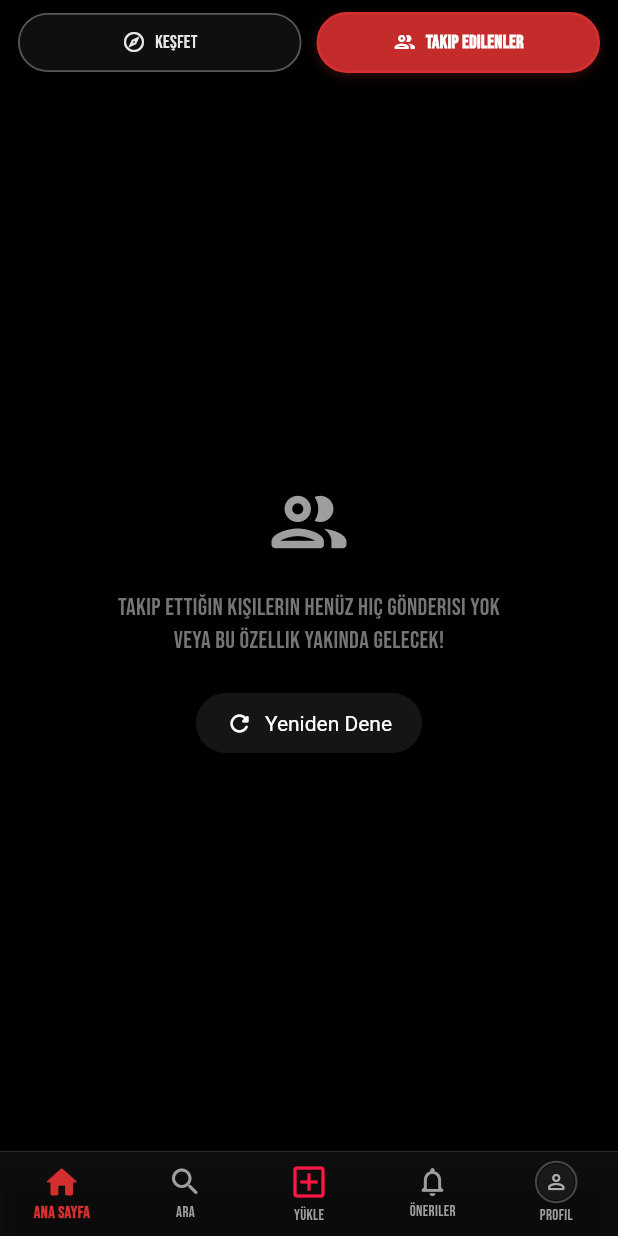
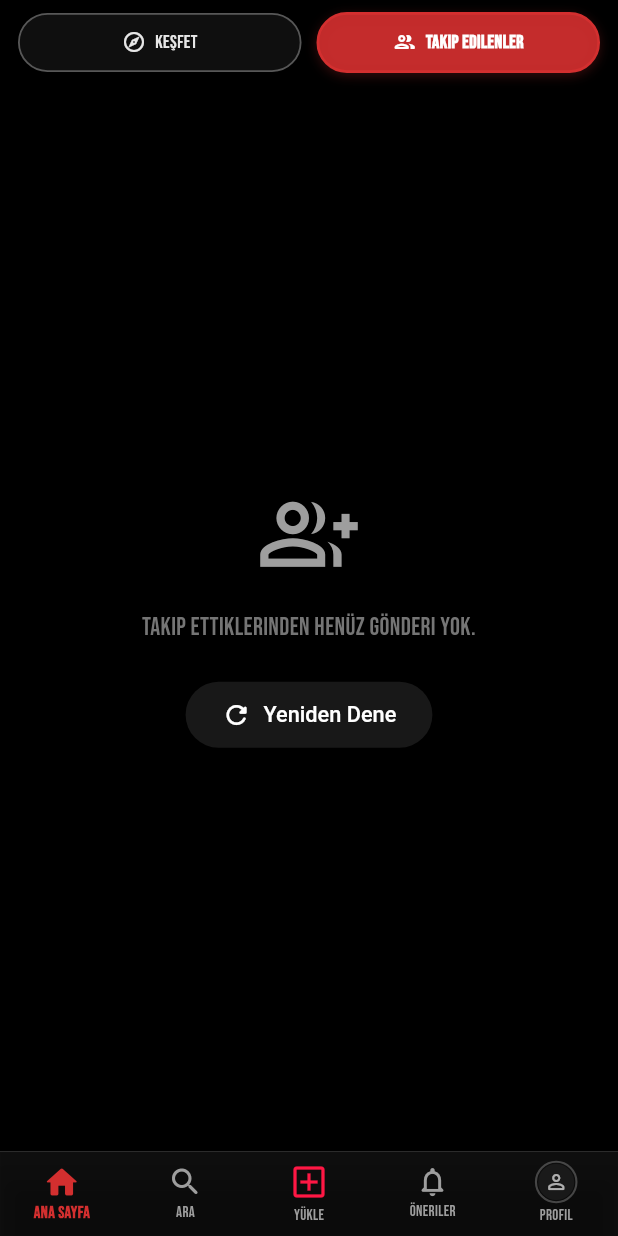
Before and after one commit to EmirSamur/Pathbook, a Flutter app: the screen it shows once a user with an empty profile is signed in, after a tap on "Takip Edilenler", on a phone screen of 412 x 824 dp. Run offline on Flutter 3.47's test engine with Material 3 defaults, Android fonts, the phone set to English and light mode, and no system bars; our stand-ins replace cloud_firestore, dotted_border, equatable, firebase_auth, firebase_core, google_sign_in and 3 more; missing offline and left inert: cloudinary_public; accounts and stored records are empty; project files that could hold a hidden picture were left out.

Commit message:
ana sayfada gönderilere animasyon eklendi.firestoreservisi.dart dosyası içerisinnde yeni metot oluştruldu akis dosyası bu metoda göre değiştirildi.

```diff
--- a/lib/sayfalar/akis.dart
+++ b/lib/sayfalar/akis.dart
@@ -1,5 +1,6 @@
 // lib/sayfalar/akis.dart
-
+import 'dart:async';
+import 'dart:math' as math; // Animasyon için
 import 'package:flutter/material.dart';
 import 'package:provider/provider.dart';
 import 'package:pathbooks/modeller/gonderi.dart';
@@ -7,13 +8,13 @@ import 'package:pathbooks/modeller/kullanici.dart';
 import 'package:pathbooks/servisler/firestoreseervisi.dart';
 import 'package:pathbooks/servisler/yetkilendirmeservisi.dart';
 import 'package:cloud_firestore/cloud_firestore.dart';
-import 'package:pathbooks/widgets/gonderi_karti.dart'; // ContentCard'ı import ediyoruz
+import 'package:pathbooks/widgets/gonderi_karti.dart';
 import 'package:pathbooks/sayfalar/yorumlar_sayfasi.dart';
 import 'package:pathbooks/sayfalar/gonderi_detay_sayfasi.dart';
-import 'package:pathbooks/sayfalar/profil.dart'; // Profil sayfasına yönlendirme için
+import 'package:pathbooks/sayfalar/profil.dart';
 
 class Akis extends StatefulWidget {
-  final int selectedFilter; // 0: Keşfet (Tüm gönderiler), 1: Takip Edilenler
+  final int selectedFilter; // 0: Keşfet, 1: Takip Edilenler
   const Akis({Key? key, required this.selectedFilter}) : super(key: key);
 
   @override
@@ -26,141 +27,56 @@ class _AkisState extends State<Akis> {
 
   List<Gonderi> _gonderiler = [];
   bool _isLoadingFirstTime = true;
-  bool _isLoadingMore = false;
-  bool _hasMore = true;
-  DocumentSnapshot? _sonGorunenGonderi;
-  final int _limit = 3; // Bir seferde yüklenecek gönderi sayısı
+  bool _isLoadingMore = false; // Sadece Keşfet filtresi için
+  bool _hasMore = true;         // Sadece Keşfet filtresi için
+  DocumentSnapshot? _sonGorunenGonderi; // Sadece Keşfet filtresi için
+  final int _limitPerLoad = 4; // Bir seferde yüklenecek gönderi sayısı (Keşfet için)
+  final int _takipEdilenlerLimit = 30; // Takip edilenlerden çekilecek maksimum gönderi
 
   late PageController _pageController;
-  int _mevcutSayfaIndex = 0;
+  double _currentPageValue = 0.0;
+
+  // Animasyon sabitleri
+  static const double _viewportFractionValue = 0.9;
+  static const double _cardHorizontalPadding = 4.0;
+  static const double _maxScaleFactor = 1.0;
+  static const double _minScaleFactor = 0.9;
 
   @override
   void initState() {
     super.initState();
     _firestoreServisi = Provider.of<FirestoreServisi>(context, listen: false);
     _aktifKullaniciId = Provider.of<YetkilendirmeServisi>(context, listen: false).aktifKullaniciId;
-    // viewportFraction, kartların yan yana biraz görünmesini sağlar
-    _pageController = PageController(viewportFraction: 0.94);
 
-    print("Akis initState - Aktif Kullanıcı ID: $_aktifKullaniciId, Seçilen Filtre: ${widget.selectedFilter}");
-    _gonderileriYukle(ilkYukleme: true);
+    _pageController = PageController(
+      viewportFraction: _viewportFractionValue,
+      initialPage: 0,
+    );
 
     _pageController.addListener(() {
-      if (!_pageController.hasClients || _pageController.page == null || _gonderiler.isEmpty) return;
-      int sonrakiSayfa = _pageController.page!.round();
-      if (_mevcutSayfaIndex != sonrakiSayfa) {
-        setState(() {
-          _mevcutSayfaIndex = sonrakiSayfa;
-        });
-        // Son elemana 1 kala daha fazla yükle (daha akıcı bir deneyim için)
-        if (sonrakiSayfa >= _gonderiler.length - 1 && !_isLoadingMore && _hasMore) {
-          _gonderileriYukle(dahaFazlaGetir: true);
+      if (mounted && _pageController.page != null) {
+        setState(() => _currentPageValue = _pageController.page!);
+      }
+      // Sadece "Keşfet" modunda ve daha fazla gönderi varsa sayfalama yap
+      if (widget.selectedFilter == 0 &&
+          _pageController.hasClients &&
+          _pageController.page != null &&
+          _gonderiler.isNotEmpty) {
+        int nextPage = _pageController.page!.round();
+        if (nextPage >= _gonderiler.length - 2 && !_isLoadingMore && _hasMore && !_isLoadingFirstTime) {
+          _loadPosts(loadMore: true);
         }
       }
     });
+    _loadPosts(initialLoad: true);
   }
 
-  // widget.selectedFilter değiştiğinde gönderileri yeniden yükle
   @override
   void didUpdateWidget(covariant Akis oldWidget) {
     super.didUpdateWidget(oldWidget);
     if (widget.selectedFilter != oldWidget.selectedFilter) {
-      print("Akis didUpdateWidget - Filtre değişti: ${widget.selectedFilter}");
-      _gonderileriYukle(ilkYukleme: true);
+      _loadPosts(initialLoad: true); // Filtre değiştiğinde gönderileri yeniden yükle
     }
-  }
-
-  Future<void> _gonderileriYukle({bool ilkYukleme = false, bool dahaFazlaGetir = false}) async {
-    if (dahaFazlaGetir && (_isLoadingMore || !_hasMore)) return;
-    if (!mounted) return;
-
-    setState(() {
-      if (ilkYukleme) {
-        _isLoadingFirstTime = true;
-        _gonderiler.clear(); // İlk yüklemede veya filtre değiştiğinde listeyi temizle
-        _sonGorunenGonderi = null;
-        _hasMore = true;
-        _mevcutSayfaIndex = 0; // Sayfa indexini de sıfırla
-        if (_pageController.hasClients && _pageController.page != 0) {
-          // Animate etmeden direkt başa al, kullanıcı filtre değiştirdiğini bilsin.
-          _pageController.jumpToPage(0);
-        }
-      }
-      if (dahaFazlaGetir) _isLoadingMore = true;
-    });
-
-    try {
-      Stream<QuerySnapshot<Map<String, dynamic>>> gonderiStream;
-
-      if (widget.selectedFilter == 1 && _aktifKullaniciId != null) {
-        // TODO: FirestoreServisi'nde "takipEdilenKullanicilarinGonderileriniGetir" metodu oluşturulmalı.
-        // Bu metot, aktif kullanıcının takip ettiği kişilerin ID'lerini alıp
-        // bu ID'lere ait gönderileri çekmeli.
-        // Şimdilik, bu özellik hazır olana kadar tüm gönderileri göstermeye devam edelim
-        // veya boş bir liste gösterelim/kullanıcıya bilgi verelim.
-        print("Akis: 'Takip Edilenler' filtresi seçildi. Bu özellik henüz implemente edilmedi, tüm gönderiler gösteriliyor.");
-        gonderiStream = _firestoreServisi.tumGonderileriGetir(
-          sonGorunenGonderi: dahaFazlaGetir ? _sonGorunenGonderi : null,
-          limit: _limit,
-        );
-        // Örnek (eğer metot olsaydı):
-        // gonderiStream = _firestoreServisi.takipEdilenKullanicilarinGonderileriniGetir(
-        //   aktifKullaniciId: _aktifKullaniciId!,
-        //   sonGorunenGonderi: dahaFazlaGetir ? _sonGorunenGonderi : null,
-        //   limit: _limit,
-        // );
-      } else {
-        // Keşfet (selectedFilter == 0) veya kullanıcı giriş yapmamışsa tüm gönderileri getir
-        gonderiStream = _firestoreServisi.tumGonderileriGetir(
-          sonGorunenGonderi: dahaFazlaGetir ? _sonGorunenGonderi : null,
-          limit: _limit,
-        );
-      }
-
-      QuerySnapshot<Map<String, dynamic>> querySnapshot = await gonderiStream.first;
-
-      if (querySnapshot.docs.isEmpty) {
-        if (mounted) setState(() => _hasMore = false);
-      } else {
-        List<Gonderi> yeniGonderiler = [];
-        for (var doc in querySnapshot.docs) {
-          Kullanici? yayinlayanKullanici;
-          final String? kullaniciId = doc.data()['kullaniciId'] as String?;
-          if (kullaniciId != null && kullaniciId.isNotEmpty) {
-            yayinlayanKullanici = await _firestoreServisi.kullaniciGetir(kullaniciId);
-          }
-          yeniGonderiler.add(Gonderi.dokumandanUret(doc, yayinlayan: yayinlayanKullanici));
-        }
-        if (mounted) {
-          setState(() {
-            // ilkYukleme true ise _gonderiler zaten temizlenmişti.
-            _gonderiler.addAll(yeniGonderiler);
-            if (querySnapshot.docs.isNotEmpty) {
-              _sonGorunenGonderi = querySnapshot.docs.last;
-            }
-            _hasMore = yeniGonderiler.length == _limit;
-          });
-        }
-      }
-    } catch (e, s) {
-      print("AkisSayfasi - Gönderi yükleme hatası: $e \n$s");
-      if(mounted){
-        ScaffoldMessenger.of(context).showSnackBar(
-            SnackBar(content: Text("Gönderiler yüklenirken bir sorun oluştu."))
-        );
-      }
-    } finally {
-      if (mounted) {
-        setState(() {
-          if (ilkYukleme) _isLoadingFirstTime = false;
-          if (dahaFazlaGetir) _isLoadingMore = false;
-        });
-      }
-    }
-  }
-
-  Future<void> _sayfayiYenile() async {
-    await _gonderileriYukle(ilkYukleme: true);
   }
 
   @override
@@ -169,35 +85,118 @@ class _AkisState extends State<Akis> {
     super.dispose();
   }
 
-  @override
-  Widget build(BuildContext context) {
-    final theme = Theme.of(context);
+  Future<void> _loadPosts({bool initialLoad = false, bool loadMore = false}) async {
+    if (loadMore && (_isLoadingMore || !_hasMore) && widget.selectedFilter == 0) return;
+    if (!mounted) return;
 
-    if (_isLoadingFirstTime && _gonderiler.isEmpty) {
-      return Center(child: CircularProgressIndicator(color: theme.primaryColor.withOpacity(0.8)));
+    setState(() {
+      if (initialLoad) {
+        _isLoadingFirstTime = true;
+        _gonderiler.clear();
+        _sonGorunenGonderi = null;
+        _hasMore = true; // Yeni yüklemede daha fazla olabileceğini varsay
+        _currentPageValue = 0.0;
+        if (_pageController.hasClients && _pageController.page != 0) {
+          _pageController.jumpToPage(0);
         }
-    if (_gonderiler.isEmpty && !_isLoadingFirstTime) {
-      String mesaj = "Keşfedilecek yeni gönderi yok.\nİlk paylaşımı sen yapabilirsin!";
+      }
+      if (loadMore && widget.selectedFilter == 0) _isLoadingMore = true;
+    });
+
+    try {
+      List<Gonderi> fetchedPosts = [];
+      if (widget.selectedFilter == 1) { // Takip Edilenler
+        if (_aktifKullaniciId != null && _aktifKullaniciId!.isNotEmpty) {
+          fetchedPosts = await _firestoreServisi.takipEdilenlerinGonderileriniGetir(
+            aktifKullaniciId: _aktifKullaniciId!,
+            limit: _takipEdilenlerLimit,
+          );
+          if (fetchedPosts.isNotEmpty) {
+            fetchedPosts.shuffle(); // Listeyi karıştır
+          }
+        } else {
+          print("Akis: Takip edilenler için aktif kullanıcı ID'si bulunamadı.");
+        }
+        // Takip edilenler için 'daha fazla yükle' mantığı yok, hepsi bir kerede çekiliyor (limitli)
+        if (mounted) setState(() => _hasMore = false);
+      } else { // Keşfet (Tüm Gönderiler)
+        Stream<QuerySnapshot<Map<String, dynamic>>> postStream =
+        _firestoreServisi.tumGonderileriGetir(
+          sonGorunenGonderi: loadMore ? _sonGorunenGonderi : null,
+          limit: _limitPerLoad,
+        );
+        QuerySnapshot<Map<String, dynamic>> querySnapshot = await postStream.first;
+
+        if (querySnapshot.docs.isEmpty) {
+          if (mounted) setState(() => _hasMore = false);
+        } else {
+          for (var doc in querySnapshot.docs) {
+            Kullanici? yayinlayanKullanici;
+            final String? kullaniciId = doc.data()['kullaniciId'] as String?;
+            if (kullaniciId != null && kullaniciId.isNotEmpty) {
+              yayinlayanKullanici = await _firestoreServisi.kullaniciGetir(kullaniciId);
+            }
+            fetchedPosts.add(Gonderi.dokumandanUret(doc, yayinlayan: yayinlayanKullanici));
+          }
+          if (mounted) {
+            if (querySnapshot.docs.isNotEmpty) {
+              _sonGorunenGonderi = querySnapshot.docs.last;
+            }
+            _hasMore = fetchedPosts.length == _limitPerLoad;
+          }
+        }
+      }
+
+      if (mounted) {
+        setState(() {
+          // initialLoad ise _gonderiler zaten temizlenmişti, değilse ekle.
+          _gonderiler.addAll(fetchedPosts);
+        });
+      }
+    } catch (e, s) {
+      print("AkisSayfasi - HATA (_loadPosts): $e \n$s");
+      if (mounted) ScaffoldMessenger.of(context).showSnackBar(SnackBar(content: Text("Gönderiler yüklenemedi.")));
+    } finally {
+      if (mounted) {
+        setState(() {
+          if (initialLoad) _isLoadingFirstTime = false;
+          if (loadMore) _isLoadingMore = false;
+        });
+      }
+    }
+  }
+
+  Future<void> _refreshPosts() async {
+    await _loadPosts(initialLoad: true);
+  }
+
+  Widget _buildEmptyState(ThemeData theme) {
+    String message = "Keşfedilecek yeni gönderi yok.\nİlk paylaşımı sen yapabilirsin!";
+    IconData icon = Icons.explore_off_outlined;
     if (widget.selectedFilter == 1) {
-        mesaj = "Takip ettiğin kişilerin henüz hiç gönderisi yok\nveya bu özellik yakında gelecek!";
+      message = "Takip ettiklerinden henüz gönderi yok.";
+      if (_aktifKullaniciId == null) {
+        message = "Takip ettiklerini görmek için giriş yapmalısın.";
+      }
+      icon = Icons.group_add_outlined; // Daha uygun bir ikon
     }
     return Center(
       child: Padding(
-          padding: const EdgeInsets.all(20.0),
+        padding: const EdgeInsets.all(25.0),
         child: Column(mainAxisAlignment: MainAxisAlignment.center, children: [
-            Icon(widget.selectedFilter == 1 ? Icons.people_outline_rounded : Icons.travel_explore_rounded, size: 60, color: Colors.grey[500]),
-            SizedBox(height: 16),
-            Text(mesaj, textAlign: TextAlign.center, style: TextStyle(fontSize: 16, color: Colors.grey[600], height: 1.4)),
-            SizedBox(height: 20),
+          Icon(icon, size: 65, color: Colors.grey[500]),
+          SizedBox(height: 18),
+          Text(message, textAlign: TextAlign.center, style: TextStyle(fontSize: 16.5, color: Colors.grey[600], height: 1.45)),
+          SizedBox(height: 22),
           ElevatedButton.icon(
-              icon: Icon(Icons.refresh_rounded, size: 18),
+            icon: Icon(Icons.refresh_rounded, size: 20),
             label: Text("Yeniden Dene"),
-              onPressed: _sayfayiYenile,
+            onPressed: _refreshPosts,
             style: ElevatedButton.styleFrom(
-                  backgroundColor: theme.primaryColor.withOpacity(0.7),
+                backgroundColor: theme.primaryColor.withOpacity(0.8),
                 foregroundColor: Colors.white,
-                  padding: EdgeInsets.symmetric(horizontal: 20, vertical: 10),
-                  textStyle: TextStyle(fontSize: 14)
+                padding: EdgeInsets.symmetric(horizontal: 24, vertical: 12),
+                textStyle: TextStyle(fontSize: 14.5, fontWeight: FontWeight.w500)
             ),
           ),
         ]),
@@ -205,26 +204,58 @@ class _AkisState extends State<Akis> {
     );
   }
 
+  @override
+  Widget build(BuildContext context) {
+    final ThemeData theme = Theme.of(context);
+
+    if (_isLoadingFirstTime && _gonderiler.isEmpty) {
+      return Center(child: CircularProgressIndicator(color: theme.primaryColor.withOpacity(0.9), strokeWidth: 3.0));
+    }
+    if (_gonderiler.isEmpty && !_isLoadingFirstTime) {
+      return _buildEmptyState(theme);
+    }
+
     return RefreshIndicator(
-      onRefresh: _sayfayiYenile,
+      onRefresh: _refreshPosts,
       color: theme.primaryColor,
-      backgroundColor: theme.scaffoldBackgroundColor, // Tema ile uyumlu
+      backgroundColor: theme.scaffoldBackgroundColor,
       child: PageView.builder(
         controller: _pageController,
         scrollDirection: Axis.horizontal,
-        itemCount: _gonderiler.length + (_hasMore && !_isLoadingMore && _gonderiler.isNotEmpty ? 1 : 0), // Sadece gönderi varsa ve daha fazla varsa yükleme göstergesi
+        itemCount: _gonderiler.length +
+            (widget.selectedFilter == 0 && _hasMore && !_isLoadingMore && _gonderiler.isNotEmpty ? 1 : 0),
         itemBuilder: (context, index) {
-          if (index == _gonderiler.length) {
-            // Bu blok sadece daha fazla gönderi varsa ve yüklenmiyorsa çalışır.
-            return Center(child: Padding(padding: const EdgeInsets.all(20.0), child: CircularProgressIndicator(strokeWidth: 2.0, color: theme.primaryColor.withOpacity(0.6))));
+          if (widget.selectedFilter == 0 && index == _gonderiler.length) {
+            return Center(child: Padding(padding: const EdgeInsets.all(20.0), child: CircularProgressIndicator(strokeWidth: 2.5, color: theme.primaryColor.withOpacity(0.7))));
           }
 
           final gonderi = _gonderiler[index];
-          return Padding(
-            // viewportFraction 1'den küçükse kartlar arasında boşluk bırak
-            padding: EdgeInsets.symmetric(horizontal: _pageController.viewportFraction < 1.0 ? 8.0 : 0.0),
+          double scale = _maxScaleFactor;
+          double yOffset = 0;
+          double opacity = 1.0;
+
+          if (_pageController.position.haveDimensions) {
+            double page = _pageController.page ?? _currentPageValue;
+            double pageOffset = page - index;
+
+            scale = (_maxScaleFactor - (pageOffset.abs() * (_maxScaleFactor - _minScaleFactor))).clamp(_minScaleFactor, _maxScaleFactor);
+            yOffset = (pageOffset.abs() * 15.0).clamp(0.0, 15.0);
+            opacity = (1 - (pageOffset.abs() * 0.20)).clamp(0.6, 1.0);
+          }
+
+          return Transform.translate(
+            offset: Offset(0, yOffset),
+            child: Transform.scale(
+              scale: scale,
+              child: Opacity(
+                opacity: opacity,
+                child: Padding(
+                  padding: EdgeInsets.symmetric(
+                    horizontal: _cardHorizontalPadding,
+                    vertical: 12.0 + (1 - scale) * 30,
+                  ),
                   child: ContentCard(
-              key: ValueKey(gonderi.id + "_akis_karti_${widget.selectedFilter}"), // Filtreyi de ekleyerek key'i daha benzersiz yap
+                    key: ValueKey("${gonderi.id}_filter${widget.selectedFilter}_idx${index}"),
                     gonderiId: gonderi.id,
                     resimUrls: gonderi.resimUrls,
                     profileUrl: gonderi.yayinlayanKullanici?.fotoUrl ?? "",
@@ -235,37 +266,23 @@ class _AkisState extends State<Akis> {
                     initialLikeCount: gonderi.begeniSayisi,
                     initialCommentCount: gonderi.yorumSayisi,
                     aktifKullaniciId: _aktifKullaniciId ?? "",
-              yayinlayanKullanici: gonderi.yayinlayanKullanici, // ContentCard'a bu bilgiyi geçiyoruz
+                    yayinlayanKullanici: gonderi.yayinlayanKullanici,
                     onProfileTap: () {
                       if (gonderi.yayinlayanKullanici != null) {
-                  Navigator.push(
-                    context,
-                    MaterialPageRoute(
-                      builder: (context) => Profil(aktifKullanici: gonderi.yayinlayanKullanici!),
-                    ),
-                  );
+                        Navigator.push(context, MaterialPageRoute(builder: (context) => Profil(aktifKullanici: gonderi.yayinlayanKullanici!)));
                       } else {
-                  // Kullanıcı bilgisi yoksa bir uyarı gösterilebilir
-                  ScaffoldMessenger.of(context).showSnackBar(
-                    SnackBar(content: Text("Kullanıcı profiline ulaşılamadı.")),
-                  );
+                        ScaffoldMessenger.of(context).showSnackBar(SnackBar(content: Text("Kullanıcı profiline ulaşılamadı.")));
                       }
                     },
-              onCommentTap: (gonderiId) {
-                Navigator.push(context, MaterialPageRoute(builder: (_) => YorumlarSayfasi(gonderiId: gonderiId)));
+                    onCommentTap: (gonderiId) => Navigator.push(context, MaterialPageRoute(builder: (_) => YorumlarSayfasi(gonderiId: gonderiId))),
+                    onDetailsTap: () => Navigator.push(context, MaterialPageRoute(builder: (_) => GonderiDetaySayfasi(gonderi: gonderi))),
+                    onMoreTap: () {
+                      print("Akis - Daha Fazla Tıklandı: ${gonderi.id}");
+                      // TODO: Daha fazla seçenekler menüsü (raporla, engelle vb.)
                     },
-              onDetailsTap: () {
-                Navigator.push(context, MaterialPageRoute(builder: (_) => GonderiDetaySayfasi(gonderi: gonderi)));
-              },
-              onMoreTap: () {
-                // TODO: Akış sayfasındaki gönderiler için "Daha Fazla" seçenekleri
-                // Örneğin: Raporla, Kullanıcıyı Engelle vb.
-                // Bu, gönderinin kendi kullanıcısına ait olup olmamasına göre değişebilir.
-                print("Akis - More Tap: ${gonderi.id}");
-                // Örnek bir menü:
-                // showModalBottomSheet(context: context, builder: (context) => ...);
-              },
-              // onShareTap ContentCard içinde halledildiği için burada tekrar belirtmeye gerek yok.
+                  ),
+                ),
+              ),
             ),
           );
         },
--- a/lib/sayfalar/anasayfa.dart
+++ b/lib/sayfalar/anasayfa.dart
@@ -310,6 +310,7 @@ class _AnasayfaState extends State<Anasayfa> {
                   () { if(mounted && _selectedFilterInAkis != 0) setState(() => _selectedFilterInAkis = 0);},
               theme
           ),
+
           const SizedBox(width: 10),
           _buildFilterChip(
               "Takip Edilenler",
--- a/lib/sayfalar/ara.dart
+++ b/lib/sayfalar/ara.dart
@@ -30,10 +30,7 @@ class _AraSayfasiState extends State<AraSayfasi> {
   final List<String> _temalar = ["Doğa", "Tarih", "Kültür", "Yeme-İçme"];
 
   final Map<String, Map<String, dynamic>> _sortOptions = {
-    "Son Paylaşılanlar": {"alan": "olusturulmaZamani", "azalan": true}, // "Son Yüklenenler" daha iyi olabilir
-    "En Popülerler": {"alan": "begeniSayisi", "azalan": true},
-    // "En Çok Yorum Alanlar": {"alan": "yorumSayisi", "azalan": true}, // Yorum sayısı için index gerekebilir
-    "En Eskiler": {"alan": "olusturulmaZamani", "azalan": false},
+    "Son Yüklenenler": {"alan": "olusturulmaZamani", "azalan": true}, // "Son Yüklenenler" daha iyi olabilir
   };
   late String _selectedSortKey;
 
```
Also changed, not shown: lib/servisler/firestoreseervisi.dart (+68 -0 lines). Lines whose indentation alone changed are shown as unchanged.
